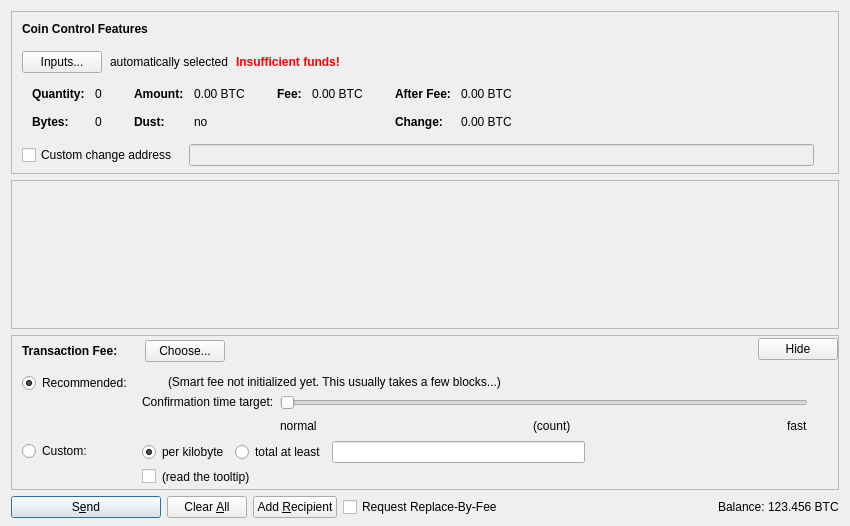
This is src/qt/forms/sendcoinsdialog.ui in bitcoincore-dev/bitcoin-2001-863168-294116-d812cf1189 as Qt 5 draws it before an edit. The edited form follows.
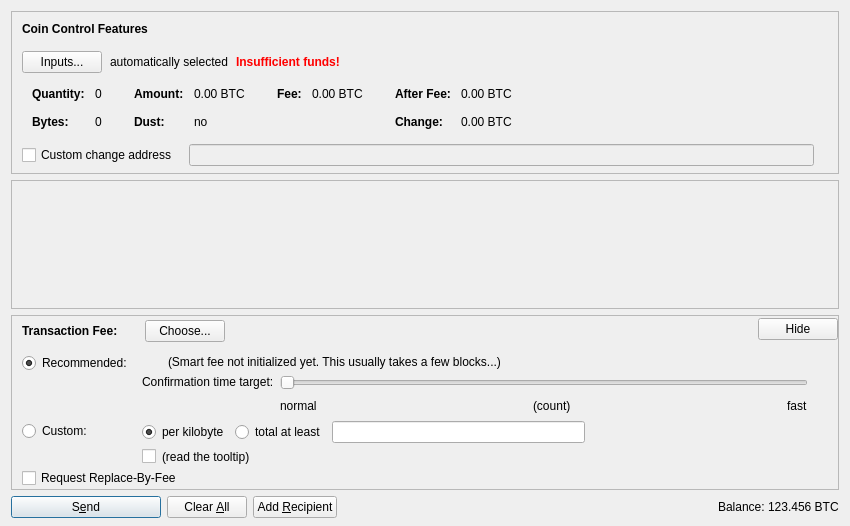
This is the edited form. Icons and pictures are not drawn. Custom widgets are drawn as their Qt base class.

Commit message:
fixup! [Qt] Add simple optin-RBF checkbox and confirmation info
Move RBF checkbox to fee section as suggested in
https://github.com/bitcoin/bitcoin/pull/9592#issuecomment-274783955 and
https://github.com/bitcoin/bitcoin/pull/9592#issuecomment-274795851

The edit to the form file:
```diff
--- a/src/qt/forms/sendcoinsdialog.ui
+++ b/src/qt/forms/sendcoinsdialog.ui
@@ -1158,6 +1158,16 @@
              </item>
             </layout>
            </item>
+           <item>
+            <widget class="QCheckBox" name="optInRBF">
+             <property name="text">
+              <string>Request Replace-By-Fee</string>
+             </property>
+             <property name="toolTip">
+              <string>Indicates that the sender may wish to replace this transaction with a new one paying higher fees (prior to being confirmed).</string>
+             </property>
+            </widget>
+           </item>
           </layout>
          </widget>
         </item>
@@ -1247,16 +1257,6 @@
        </property>
       </widget>
      </item>
-     <item>
-      <widget class="QCheckBox" name="optInRBF">
-       <property name="text">
-        <string>Request Replace-By-Fee</string>
-       </property>
-       <property name="toolTip">
-        <string>Indicates that the sender may wish to replace this transaction with a new one paying higher fees (prior to being confirmed).</string>
-       </property>
-      </widget>
-     </item>
      <item>
       <spacer name="horizontalSpacer">
        <property name="orientation">
```
